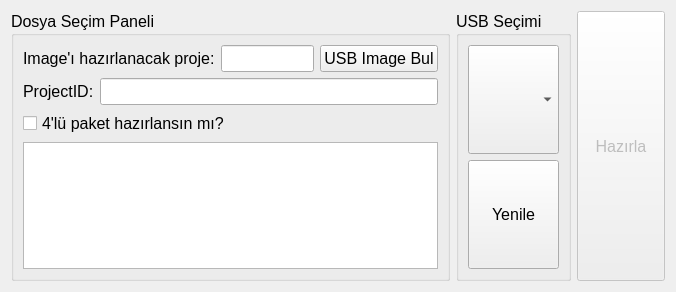
cihansenyuz/system_controller, file ui/image_creator_screen.ui: the form before one commit.
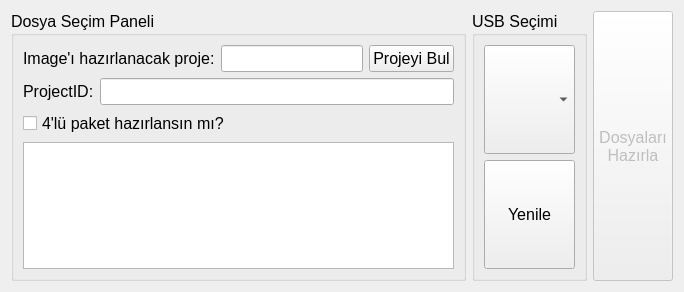
The form after the commit.

The edit to the form file:
```diff
--- a/ui/image_creator_screen.ui
+++ b/ui/image_creator_screen.ui
@@ -24,9 +24,9 @@
      <property name="title">
       <string>Dosya Seçim Paneli</string>
      </property>
-     <layout class="QVBoxLayout" name="verticalLayout" stretch="0,0,0,0">
+     <layout class="QVBoxLayout" name="verticalLayout" stretch="1,1,1,5">
       <item>
-       <layout class="QHBoxLayout" name="horizontalLayout_2" stretch="1,1,1">
+       <layout class="QHBoxLayout" name="horizontalLayout_2" stretch="1,1,0">
         <item>
          <widget class="QLabel" name="label">
           <property name="font">
@@ -42,7 +42,7 @@
         <item>
          <widget class="QLineEdit" name="projectNameLineEdit">
           <property name="sizePolicy">
-           <sizepolicy hsizetype="Expanding" vsizetype="Minimum">
+           <sizepolicy hsizetype="Minimum" vsizetype="Minimum">
             <horstretch>0</horstretch>
             <verstretch>0</verstretch>
            </sizepolicy>
@@ -63,7 +63,7 @@
            </font>
           </property>
           <property name="text">
-           <string>USB Image Bul</string>
+           <string>Projeyi Bul</string>
           </property>
          </widget>
         </item>
@@ -79,12 +79,25 @@
          </widget>
         </item>
         <item>
-         <widget class="QLineEdit" name="projectIdLineEdit"/>
+         <widget class="QLineEdit" name="projectIdLineEdit">
+          <property name="sizePolicy">
+           <sizepolicy hsizetype="Expanding" vsizetype="Minimum">
+            <horstretch>0</horstretch>
+            <verstretch>0</verstretch>
+           </sizepolicy>
+          </property>
+         </widget>
         </item>
        </layout>
       </item>
       <item>
        <widget class="QCheckBox" name="dortluPaketCheckBox">
+        <property name="sizePolicy">
+         <sizepolicy hsizetype="Minimum" vsizetype="Minimum">
+          <horstretch>0</horstretch>
+          <verstretch>0</verstretch>
+         </sizepolicy>
+        </property>
         <property name="layoutDirection">
          <enum>Qt::LayoutDirection::LeftToRight</enum>
         </property>
@@ -163,7 +176,8 @@
       </font>
      </property>
      <property name="text">
-      <string>Hazırla</string>
+      <string>Dosyaları
+Hazırla</string>
      </property>
     </widget>
    </item>
```
